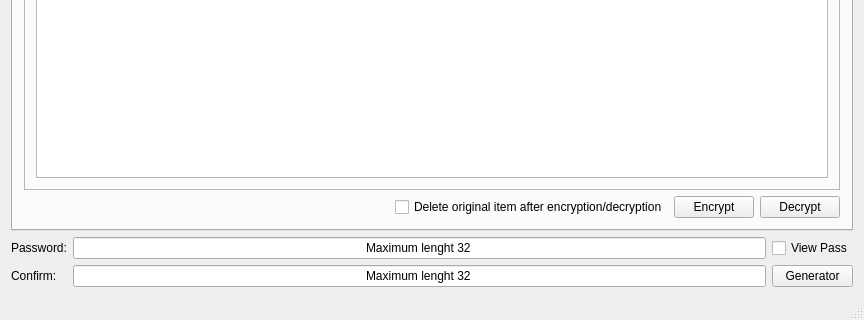
The window that src/arsenic/mainwindow.ui (Antidote1911/arsenic) describes before a commit, drawn with Qt 5; both pictures show x 0 to 864 and y 261 to 581 of the 864 by 581 pixel window.
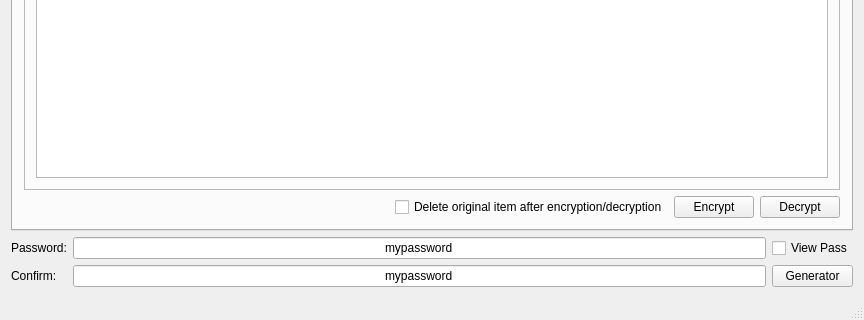
The same window after the commit. The open tabs and pages were chosen to show the change. Icons and pictures are not drawn.

What changed in the file:
```diff
--- a/src/arsenic/mainwindow.ui
+++ b/src/arsenic/mainwindow.ui
@@ -172,7 +172,7 @@
       <item row="0" column="1">
        <widget class="QLineEdit" name="password_0">
         <property name="text">
-         <string notr="true">Maximum lenght 32</string>
+         <string notr="true">mypassword</string>
         </property>
         <property name="alignment">
          <set>Qt::AlignCenter</set>
@@ -185,7 +185,7 @@
       <item row="1" column="1">
        <widget class="QLineEdit" name="password_1">
         <property name="text">
-         <string notr="true">Maximum lenght 32</string>
+         <string notr="true">mypassword</string>
         </property>
         <property name="alignment">
          <set>Qt::AlignCenter</set>
```
Left out of the diff: 2 changed lines with no effect on the pictures.
